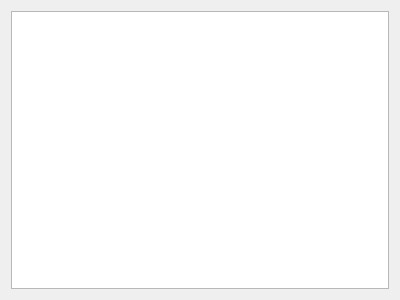
Before: the Qt Designer form src/UI/Presenter/RawViewPresenter.ui in gojoe262/LooseChange, drawn with Qt 5.
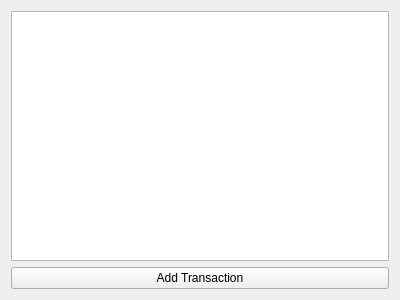
After: the same form once the commit is applied.

Commit message:
Implemented the ability to add transactions.
https://trello.com/c/YQuV9KG4

```diff
--- a/src/UI/Presenter/RawViewPresenter.ui
+++ b/src/UI/Presenter/RawViewPresenter.ui
@@ -17,6 +17,13 @@
    <item>
     <widget class="QTableView" name="tableView"/>
    </item>
+   <item>
+    <widget class="QPushButton" name="pushButtonAddTransaction">
+     <property name="text">
+      <string>Add Transaction</string>
+     </property>
+    </widget>
+   </item>
   </layout>
  </widget>
  <resources/>
```
The commit also changes 9 other files.
